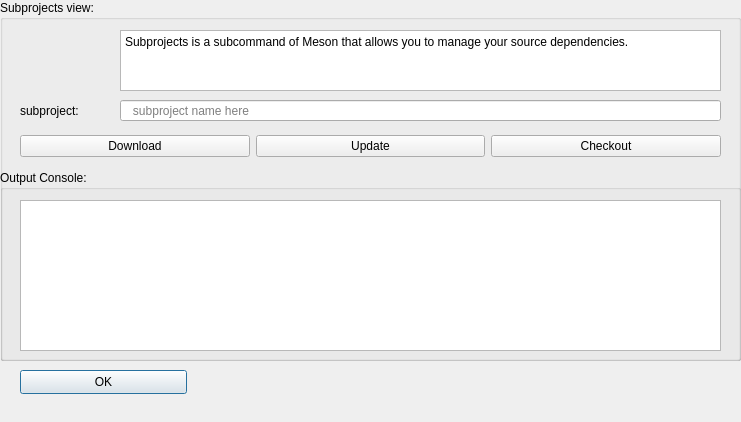
dreamer-coding-555/old-meson-ui, file data/mesonui-layout/activity_subprojects.ui: the form before one commit.
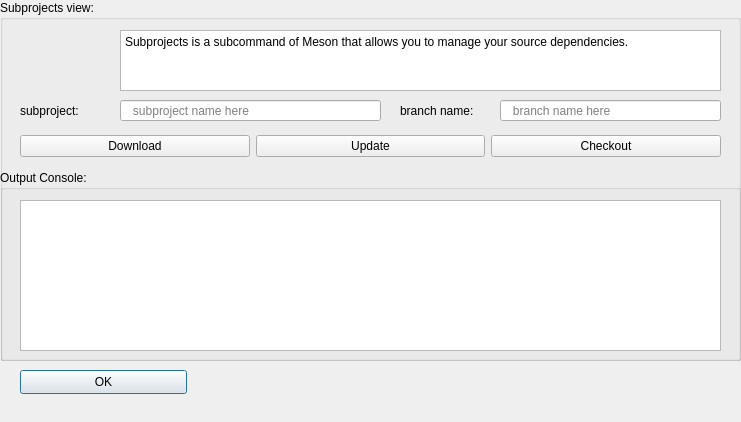
The form after the commit. Icons and pictures are not drawn.

Commit message: update subproject activity to include branch text edit

Patch:
```diff
--- a/data/mesonui-layout/activity_subprojects.ui
+++ b/data/mesonui-layout/activity_subprojects.ui
@@ -122,7 +122,7 @@
      <rect>
       <x>120</x>
       <y>100</y>
-      <width>601</width>
+      <width>261</width>
       <height>21</height>
      </rect>
     </property>
@@ -197,6 +197,32 @@
      </property>
     </widget>
    </widget>
+   <widget class="QLineEdit" name="entry_branch_item">
+    <property name="geometry">
+     <rect>
+      <x>500</x>
+      <y>100</y>
+      <width>221</width>
+      <height>21</height>
+     </rect>
+    </property>
+    <property name="placeholderText">
+     <string>   branch name here</string>
+    </property>
+   </widget>
+   <widget class="QLabel" name="label_branch">
+    <property name="geometry">
+     <rect>
+      <x>400</x>
+      <y>100</y>
+      <width>101</width>
+      <height>21</height>
+     </rect>
+    </property>
+    <property name="text">
+     <string>branch name:</string>
+    </property>
+   </widget>
   </widget>
  </widget>
  <resources>
```
Left out of the diff: 4 changed lines with no effect on the pictures. The commit also changes 2 other files.
